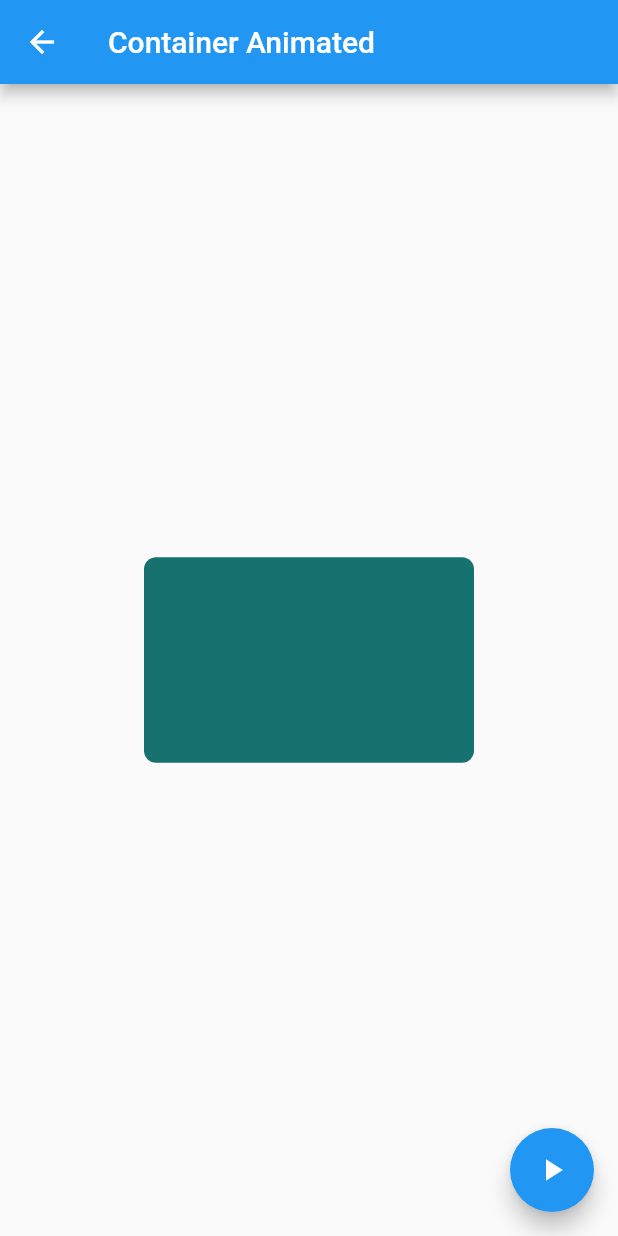
After one commit to MatiasAndreD/Componentes-Flutter-Dart, a Flutter app: the AnimatedContainerPage screen opened by its route, after a tap on the "play arrow" icon, on a phone screen of 412 x 824 dp. The commit adds this screen. Run offline on Flutter 3.47's test engine with Material 2 defaults, Android fonts, the phone set to English and light mode, and no system bars.

Commit message:
Terminado pagina avatar, pagina AnimateContainer y input nombre

```diff
--- /dev/null
+++ b/lib/src/pages/animated_container.dart
@@ -0,0 +1,49 @@
+import 'dart:math';
+
+import 'package:flutter/material.dart';
+
+class AnimatedContainerPage extends StatefulWidget {
+  @override
+  _AnimatedContainerState createState() => _AnimatedContainerState();
+}
+
+class _AnimatedContainerState extends State<AnimatedContainerPage> {
+  double _width = 50.0;
+  double _heigth = 50.0;
+  Color _color = Colors.pink;
+
+  BorderRadiusGeometry _borderRadius = BorderRadius.circular(8.0);
+
+  @override
+  Widget build(BuildContext context) {
+    return Scaffold(
+      appBar: AppBar(
+        title: Text("Container Animated"),
+      ),
+      body: Center(
+        child: AnimatedContainer(
+          curve: Curves.fastLinearToSlowEaseIn,
+          width: _width,
+          height: _heigth,
+          duration: Duration(seconds: 1),
+          decoration: BoxDecoration(borderRadius: _borderRadius, color: _color),
+        ),
+      ),
+      floatingActionButton: FloatingActionButton(
+        onPressed: _cambiarForma,
+        child: Icon(Icons.play_arrow),
+      ),
+    );
+  }
+
+  void _cambiarForma() {
+    final random = Random();
+
+    setState(() {
+      _width = random.nextInt(300).toDouble();
+      _heigth = random.nextInt(300).toDouble();
+      _color = Color.fromRGBO(
+          random.nextInt(255), random.nextInt(255), random.nextInt(255), 1);
+    });
+  }
+}
--- a/lib/src/routes/routes.dart
+++ b/lib/src/routes/routes.dart
@@ -1,7 +1,9 @@
 import 'package:componentes/src/pages/alert_page.dart';
+import 'package:componentes/src/pages/animated_container.dart';
 import 'package:componentes/src/pages/avatar_page.dart';
 import 'package:componentes/src/pages/card_page.dart';
 import 'package:componentes/src/pages/home_page.dart';
+import 'package:componentes/src/pages/input_page.dart';
 import 'package:flutter/material.dart';
 
 Map<String, WidgetBuilder> getApplicationRoutes() {
@@ -10,6 +12,8 @@ Map<String, WidgetBuilder> getApplicationRoutes() {
     'alert': (BuildContext context) => AlertPage(),
     'avatar': (BuildContext context) => AvatarPage(),
     'card': (BuildContext context) => CardPage(),
+    'animatedContainer': (BuildContext context) => AnimatedContainerPage(),
+    'inputs': (BuildContext context) => InputPage(),
   };
 
   return rutas;
--- a/lib/src/utils/icono_string_util.dart
+++ b/lib/src/utils/icono_string_util.dart
@@ -4,6 +4,8 @@ final _icons = <String, IconData>{
   'add_alert': Icons.add,
   'accessibility': Icons.accessibility,
   'folder_open': Icons.folder_open,
+  'donut_large': Icons.donut_large,
+  'input': Icons.input
 };
 
 Icon getIcons(String nombreIcono) {
```
Also changed, not shown: data/menu_opts.json (+12 -0 lines), lib/src/pages/avatar_page.dart (+23 -1 lines), lib/src/pages/input_page.dart (added, +50 -0 lines).
